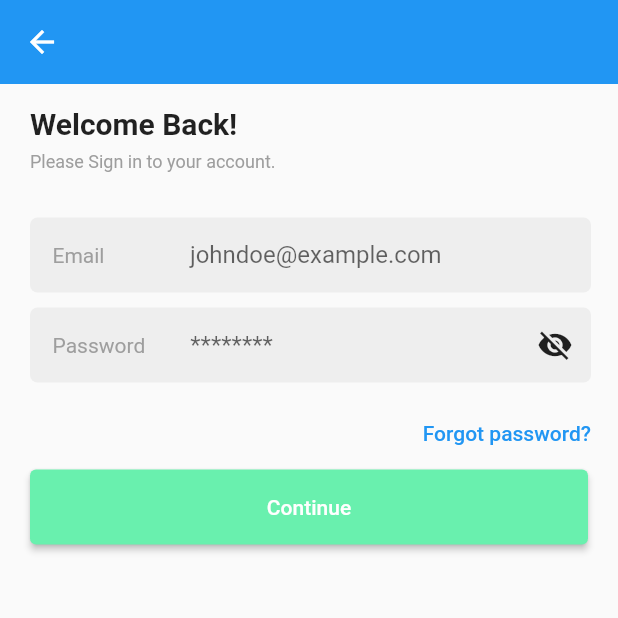
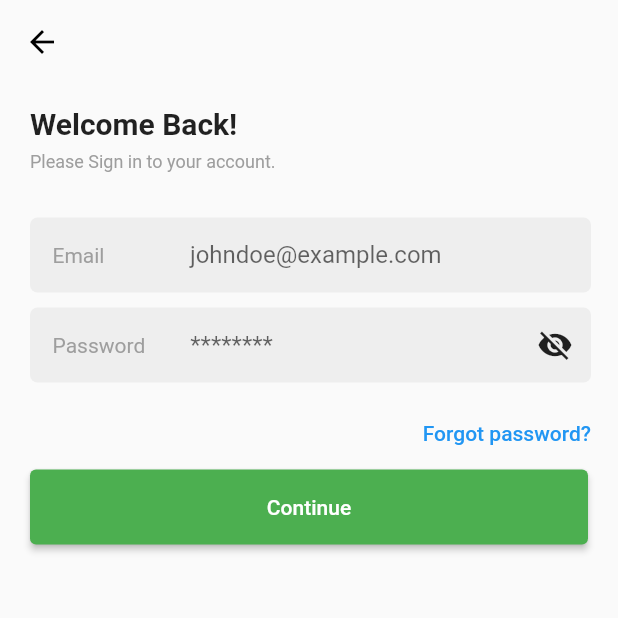
Before and after one commit to Sabir-Islam-Khan/money_manager, a Flutter app: the screen it shows after launch, after a tap on "Sign in", on a phone screen of 412 x 824 dp, the top half of it. Run offline on Flutter 3.47's test engine with Material 2 defaults, Android fonts, the phone set to English and light mode, and no system bars; our stand-ins replace firebase_auth, firebase_core, google_fonts; accounts and stored records are empty.

Commit message:
signin flow bug fix

```diff
--- a/lib/screens/login/login_screen.dart
+++ b/lib/screens/login/login_screen.dart
@@ -30,6 +30,7 @@ class _LoginScreenState extends State<LoginScreen> {
           )
         : Scaffold(
             appBar: AppBar(
+              backgroundColor: Colors.transparent,
               elevation: 0.0,
               leading: GestureDetector(
                 onTap: () {
@@ -37,6 +38,7 @@ class _LoginScreenState extends State<LoginScreen> {
                 },
                 child: const Icon(
                   Icons.arrow_back,
+                  color: Colors.black,
                 ),
               ),
             ),
@@ -177,7 +179,7 @@ class _LoginScreenState extends State<LoginScreen> {
                         child: ElevatedButton(
                           child: const Text("Continue"),
                           style: ElevatedButton.styleFrom(
-                            primary: Colors.greenAccent,
+                            primary: Colors.green,
                           ),
                           onPressed: () {
                             if (_emailController.value.text.isEmpty ||
--- a/lib/services/auth_service.dart
+++ b/lib/services/auth_service.dart
@@ -1,6 +1,7 @@
 import 'dart:developer';
 
 import 'package:firebase_auth/firebase_auth.dart' as auth;
+import 'package:money_manager/wrapper.dart';
 import '../screens/landing_page/landing_page.dart';
 import 'package:flutter/material.dart';
 import 'package:money_manager/models/user_model.dart';
@@ -68,6 +69,11 @@ class AuthService {
     try {
       final creds = await _firebaseAuth.createUserWithEmailAndPassword(
           email: email, password: password);
+      Navigator.of(context).push(
+        MaterialPageRoute(
+          builder: (context) => const Wrapper(),
+        ),
+      );
       return _userFromFirebase(creds.user);
     } catch (e) {
       ScaffoldMessenger.of(context).showSnackBar(
```
Also changed, not shown: lib/screens/home_screen/home_screen.dart (+9 -2 lines), lib/screens/register_screen/register_screen.dart (+10 -11 lines).
